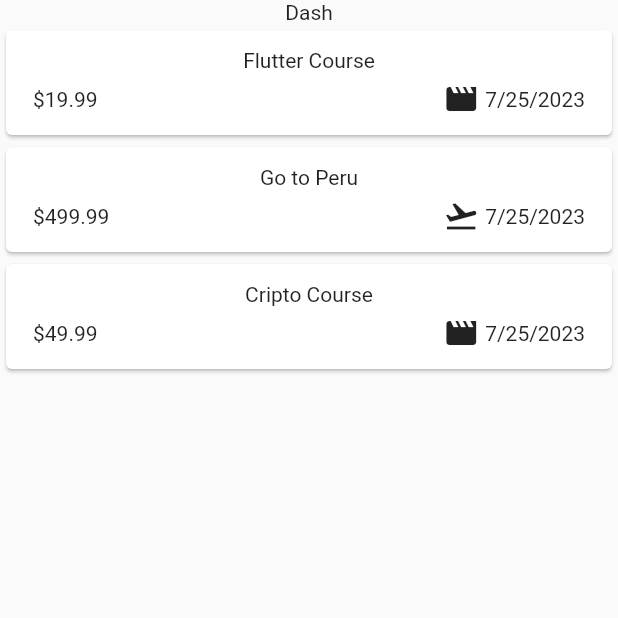
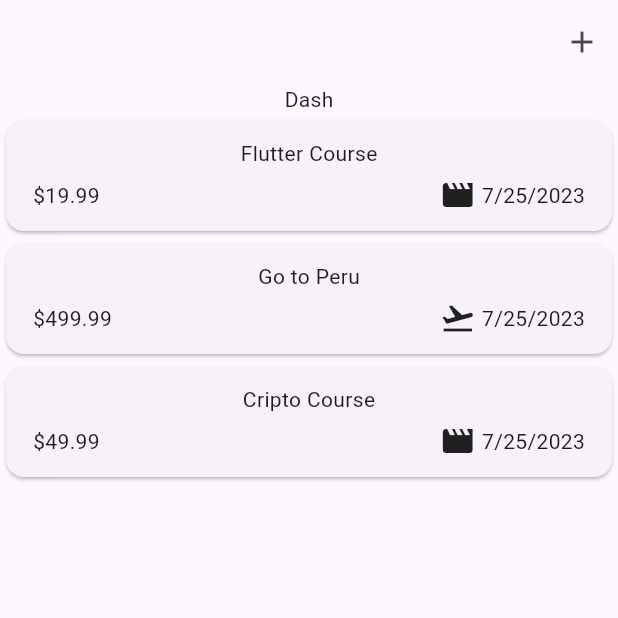
Before and after one commit to JoaoVitorLima242/expenses_tracker, a Flutter app: the screen it shows after launch, on a phone screen of 412 x 824 dp, the top half of it. Run offline on Flutter 3.47's test engine with Material 2 defaults, Android fonts, the phone set to English and light mode, and no system bars.

Commit message:
adding app bar

```diff
--- a/lib/main.dart
+++ b/lib/main.dart
@@ -2,7 +2,8 @@ import 'package:expenses_tracker/screens/expenses_screen.dart';
 import 'package:flutter/material.dart';
 
 void main() {
-  runApp(const MaterialApp(
-    home: ExpensesScreen(),
+  runApp(MaterialApp(
+    theme: ThemeData(useMaterial3: true),
+    home: const ExpensesScreen(),
   ));
 }
--- a/lib/screens/expenses_screen.dart
+++ b/lib/screens/expenses_screen.dart
@@ -12,9 +12,19 @@ class ExpensesScreen extends StatefulWidget {
 }
 
 class _ExpenseScreen extends State<ExpensesScreen> {
+  void onAddExpense() {}
+
   @override
   Widget build(BuildContext context) {
     return Scaffold(
+      appBar: AppBar(
+        actions: [
+          IconButton(
+            onPressed: onAddExpense,
+            icon: const Icon(Icons.add),
+          ),
+        ],
+      ),
       body: Column(
         children: [
           const Text('Dash'),
```
